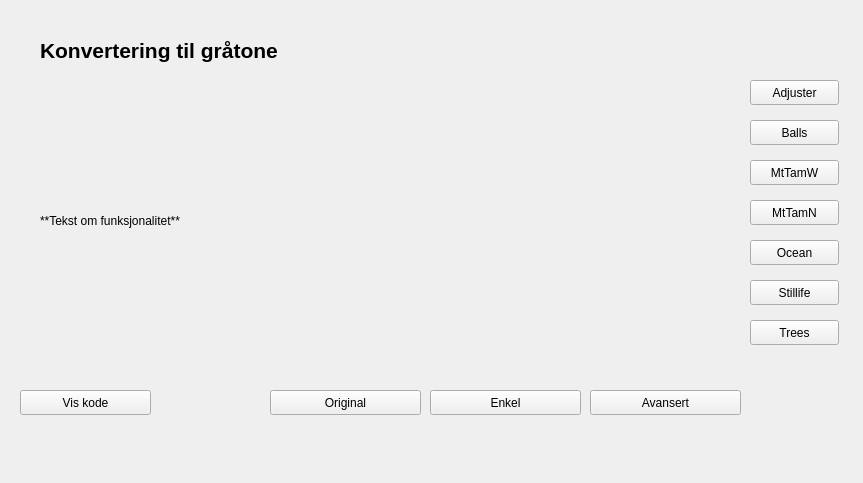
Before: the Qt Designer form src/gui/UI/konverteringGraatone.ui in jegerud/Sciprog2020project, drawn with Qt 5.
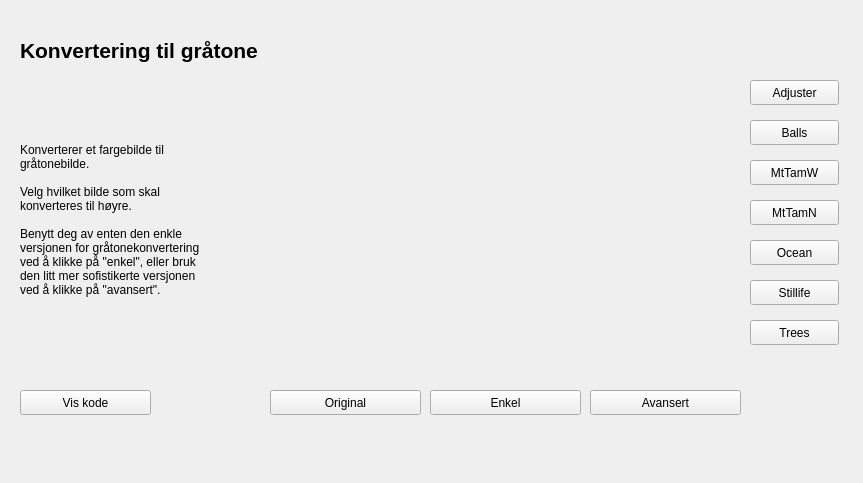
After: the same form once the commit is applied. Icons and pictures are not drawn.

Commit message: Lagt til tekst om konvertering til gråtone

Diff of the .ui file:
```diff
--- a/src/gui/UI/konverteringGraatone.ui
+++ b/src/gui/UI/konverteringGraatone.ui
@@ -94,7 +94,7 @@
   <widget class="QLabel" name="glattingOverskrift">
    <property name="geometry">
     <rect>
-     <x>40</x>
+     <x>20</x>
      <y>20</y>
      <width>761</width>
      <height>61</height>
@@ -129,14 +129,14 @@
   <widget class="QLabel" name="label_12">
    <property name="geometry">
     <rect>
-     <x>40</x>
+     <x>20</x>
      <y>110</y>
-     <width>191</width>
+     <width>241</width>
      <height>221</height>
     </rect>
    </property>
    <property name="text">
-    <string>**Tekst om funksjonalitet**</string>
+    <string>&lt;html&gt;&lt;head/&gt;&lt;body&gt;&lt;p&gt;Konverterer et fargebilde til&lt;br/&gt;gråtonebilde.&lt;br/&gt;&lt;br/&gt;Velg hvilket bilde som skal&lt;br/&gt;konverteres til høyre.&lt;br/&gt;&lt;br/&gt;Benytt deg av enten den enkle&lt;br/&gt;versjonen for gråtonekonvertering&lt;br/&gt;ved å klikke på &amp;quot;enkel&amp;quot;, eller bruk &lt;br/&gt;den litt mer sofistikerte versjonen&lt;br/&gt;ved å klikke på &amp;quot;avansert&amp;quot;.&lt;/p&gt;&lt;/body&gt;&lt;/html&gt;</string>
    </property>
   </widget>
   <widget class="QPushButton" name="balls">
```
